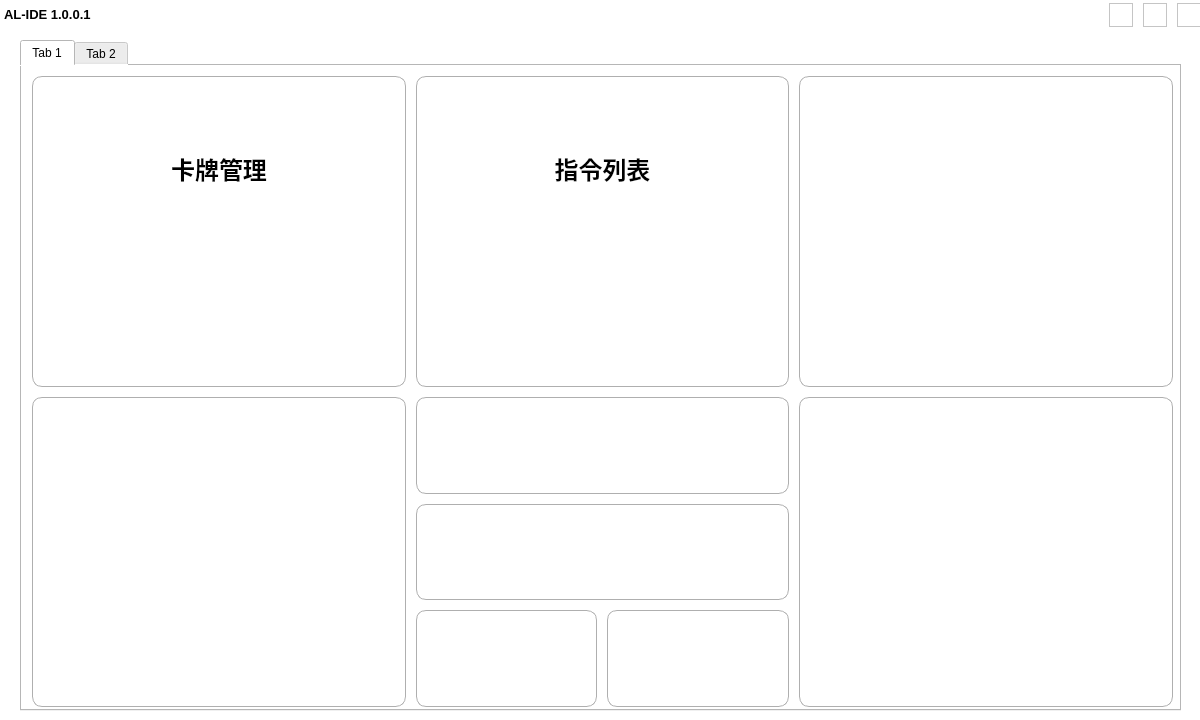
The window that visualizationSrc/qtUI/mainInterFace.ui (NWYLZW/A-Language-IDE) describes before a commit, drawn with Qt 5.
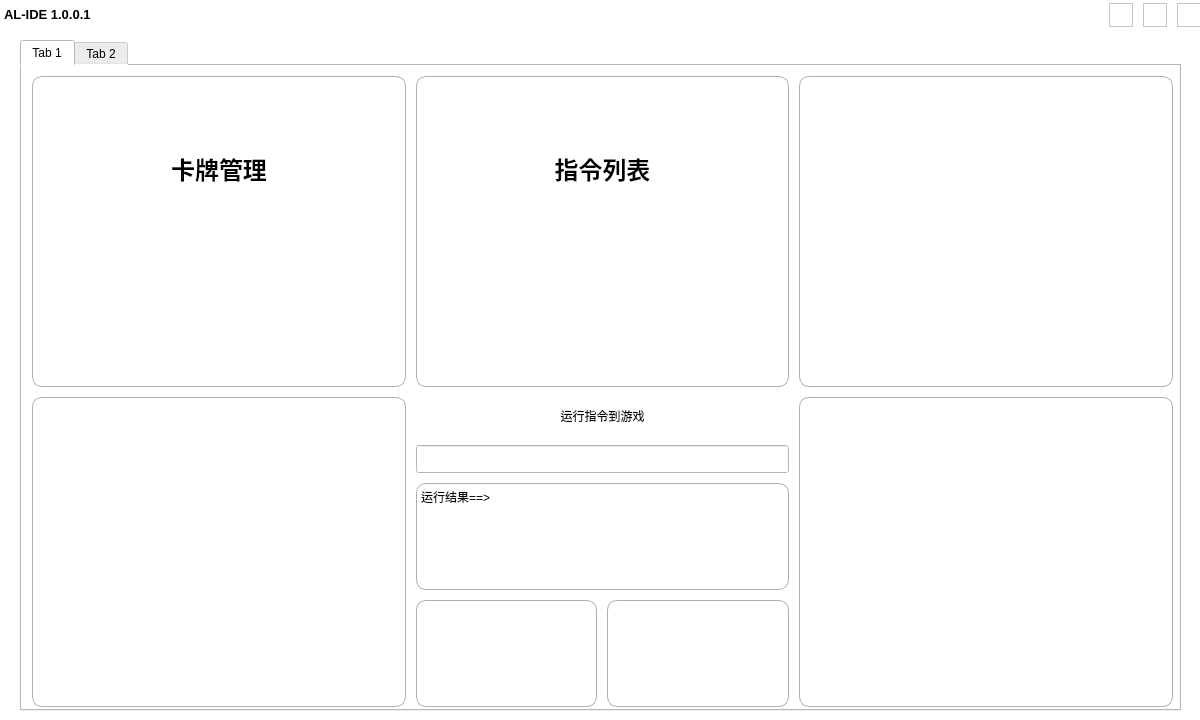
The same window after the commit. Icons and pictures are not drawn.

```diff
--- a/visualizationSrc/qtUI/mainInterFace.ui
+++ b/visualizationSrc/qtUI/mainInterFace.ui
@@ -113,41 +113,54 @@
          <property name="bottomMargin">
           <number>0</number>
          </property>
-         <item row="2" column="0">
-          <widget class="QGraphicsView" name="graphicsView_7">
-           <property name="cursor" stdset="0">
-            <cursorShape>PointingHandCursor</cursorShape>
-           </property>
-           <property name="styleSheet">
-            <string notr="true">border:1px solid #afafaf; 
-border-radius:10px;</string>
-           </property>
-          </widget>
-         </item>
          <item row="0" column="0" colspan="2">
-          <widget class="QGraphicsView" name="graphicsView_8">
-           <property name="cursor" stdset="0">
-            <cursorShape>PointingHandCursor</cursorShape>
-           </property>
+          <widget class="QLabel" name="label_2">
            <property name="styleSheet">
-            <string notr="true">border:1px solid #afafaf; 
-border-radius:10px;</string>
+            <string notr="true">padding:10px;</string>
            </property>
-          </widget>
-         </item>
-         <item row="2" column="1">
-          <widget class="QGraphicsView" name="graphicsView_6">
-           <property name="cursor" stdset="0">
-            <cursorShape>PointingHandCursor</cursorShape>
+           <property name="text">
+            <string>运行指令到游戏</string>
            </property>
-           <property name="styleSheet">
-            <string notr="true">border:1px solid #afafaf; 
-border-radius:10px;</string>
+           <property name="alignment">
+            <set>Qt::AlignCenter</set>
            </property>
           </widget>
          </item>
          <item row="1" column="0" colspan="2">
-          <widget class="QGraphicsView" name="graphicsView_9">
+          <widget class="QLineEdit" name="lineEdit">
+           <property name="styleSheet">
+            <string notr="true">padding:5px;</string>
+           </property>
+          </widget>
+         </item>
+         <item row="2" column="0" colspan="2">
+          <widget class="QTextBrowser" name="textBrowser">
+           <property name="styleSheet">
+            <string notr="true">border:1px solid #afafaf; 
+border-radius:10px;</string>
+           </property>
+           <property name="html">
+            <string>&lt;!DOCTYPE HTML PUBLIC &quot;-//W3C//DTD HTML 4.0//EN&quot; &quot;http://www.w3.org/TR/REC-html40/strict.dtd&quot;&gt;
+&lt;html&gt;&lt;head&gt;&lt;meta name=&quot;qrichtext&quot; content=&quot;1&quot; /&gt;&lt;style type=&quot;text/css&quot;&gt;
+p, li { white-space: pre-wrap; }
+&lt;/style&gt;&lt;/head&gt;&lt;body style=&quot; font-family:'SimSun'; font-size:9pt; font-weight:400; font-style:normal;&quot;&gt;
+&lt;p style=&quot; margin-top:0px; margin-bottom:0px; margin-left:0px; margin-right:0px; -qt-block-indent:0; text-indent:0px;&quot;&gt;运行结果==&amp;gt;&lt;/p&gt;&lt;/body&gt;&lt;/html&gt;</string>
+           </property>
+          </widget>
+         </item>
+         <item row="3" column="1">
+          <widget class="QGraphicsView" name="graphicsView_6">
+           <property name="cursor" stdset="0">
+            <cursorShape>PointingHandCursor</cursorShape>
+           </property>
+           <property name="styleSheet">
+            <string notr="true">border:1px solid #afafaf; 
+border-radius:10px;</string>
+           </property>
+          </widget>
+         </item>
+         <item row="3" column="0">
+          <widget class="QGraphicsView" name="graphicsView_7">
            <property name="cursor" stdset="0">
             <cursorShape>PointingHandCursor</cursorShape>
            </property>
```
